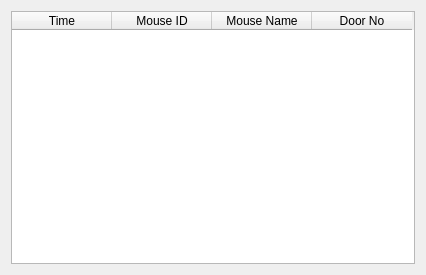
Old version of the form Python/gui/doorwin.ui in the repository yagarwal123/autonomouse.
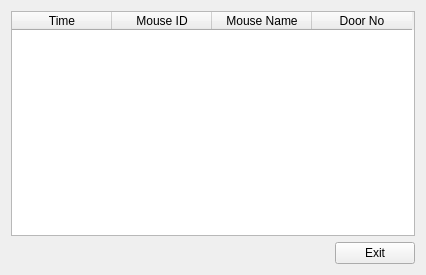
New version of the form.

The edit to the form file:
```diff
--- a/Python/gui/doorwin.ui
+++ b/Python/gui/doorwin.ui
@@ -14,7 +14,7 @@
    <string>Form</string>
   </property>
   <layout class="QGridLayout" name="gridLayout">
-   <item row="0" column="0">
+   <item row="0" column="0" colspan="2">
     <widget class="QTableWidget" name="tableWidget">
      <column>
       <property name="text">
@@ -38,6 +38,26 @@
      </column>
     </widget>
    </item>
+   <item row="1" column="0">
+    <spacer name="horizontalSpacer">
+     <property name="orientation">
+      <enum>Qt::Horizontal</enum>
+     </property>
+     <property name="sizeHint" stdset="0">
+      <size>
+       <width>351</width>
+       <height>20</height>
+      </size>
+     </property>
+    </spacer>
+   </item>
+   <item row="1" column="1">
+    <widget class="QPushButton" name="exitButton">
+     <property name="text">
+      <string>Exit</string>
+     </property>
+    </widget>
+   </item>
   </layout>
  </widget>
  <resources/>
```
